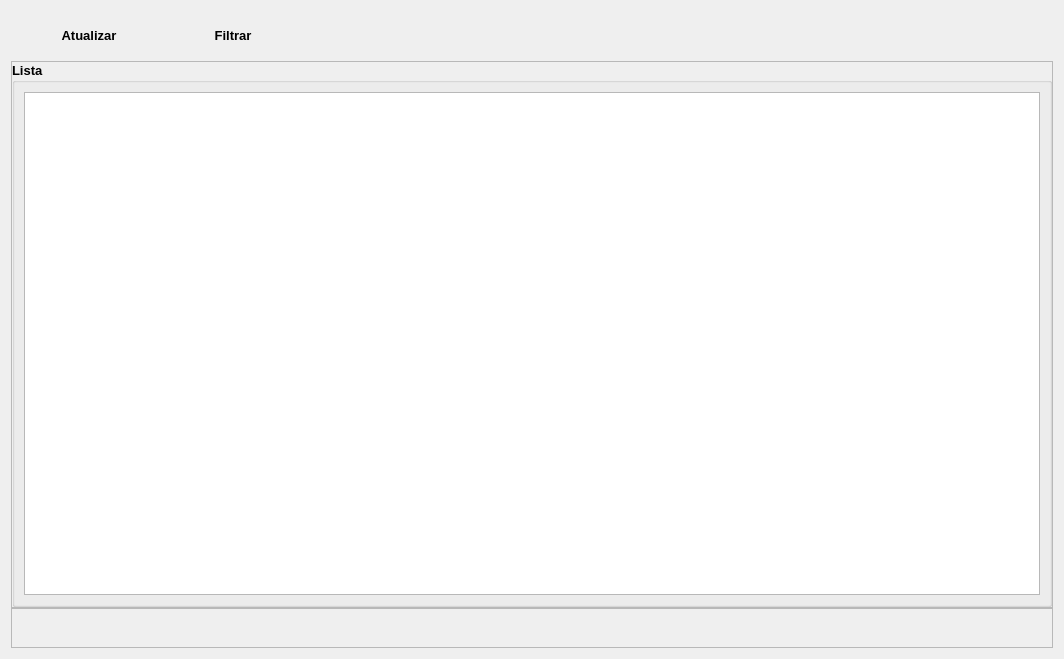
Qt form Resources/UI/Componentes/ListaPadrao.ui (Klubas/Projeto-SOAD) before a commit.
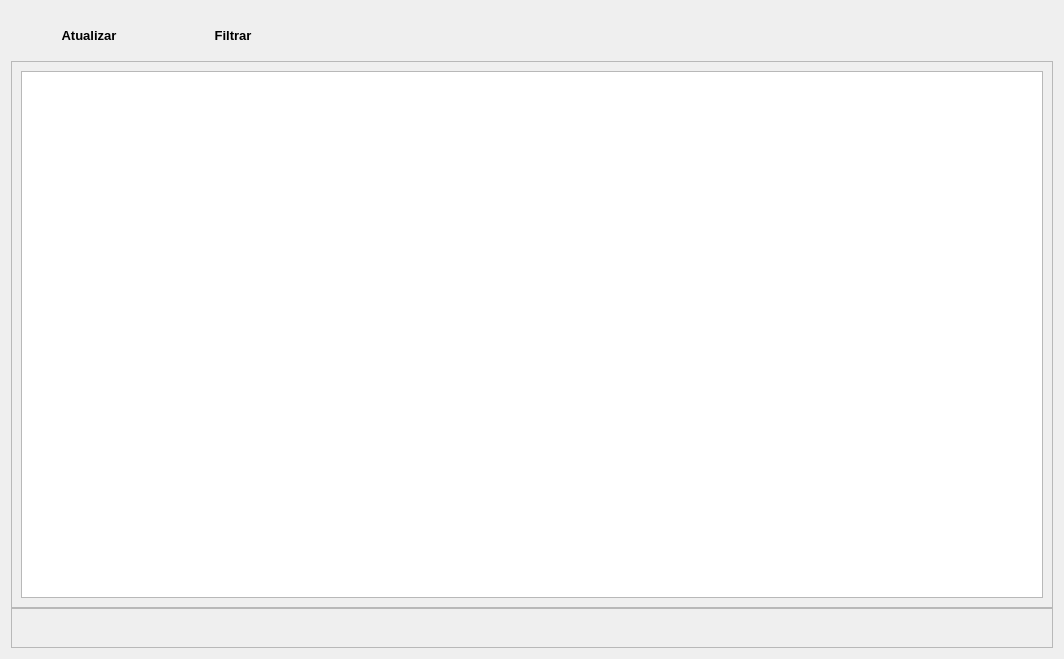
The same form after that commit.

What changed in the file:
```diff
--- a/Resources/UI/Componentes/ListaPadrao.ui
+++ b/Resources/UI/Componentes/ListaPadrao.ui
@@ -300,7 +300,7 @@
          <number>0</number>
         </property>
         <item>
-         <widget class="QGroupBox" name="groupBox">
+         <widget class="QFrame" name="frame">
           <property name="font">
            <font>
             <pointsize>10</pointsize>
@@ -308,9 +308,6 @@
             <bold>true</bold>
            </font>
           </property>
-          <property name="title">
-           <string>Lista</string>
-          </property>
           <layout class="QHBoxLayout" name="horizontalLayout_2">
            <item>
             <widget class="QTableWidget" name="tableWidget_tabela">
```
